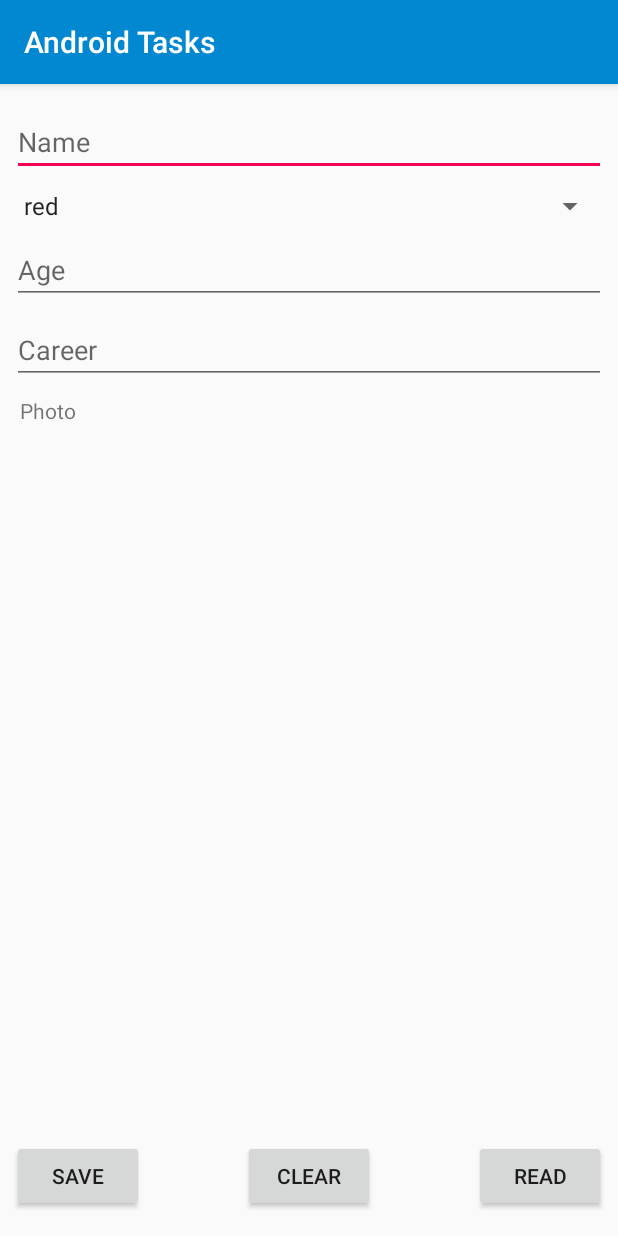
After one commit to IolemanI/AndroidTasks, an Android app: the Task7Activity screen opened directly, with no data from a screen before it, on a phone screen of 412 x 824 dp. The commit adds this screen. Run offline under Robolectric (Android 15) with nearby library versions, the phone set to English and light mode, and no system bars.

Commit message:
Implemented the TASK7 - work with database. Writing of cats in and reading them to console.

```diff
--- a/app/build.gradle
+++ b/app/build.gradle
@@ -47,4 +47,5 @@
 
 
 
+
 apply plugin: 'com.google.gms.google-services'
--- /dev/null
+++ b/app/src/main/java/com/oleman/androidtasks/DBHelper.java
@@ -0,0 +1,53 @@
+package com.oleman.androidtasks;
+
+
+import android.content.Context;
+import android.database.sqlite.SQLiteDatabase;
+import android.database.sqlite.SQLiteOpenHelper;
+
+public class DBHelper extends SQLiteOpenHelper{
+
+    public static final int DATABASE_VERSION = 1;
+    public static final String DATABASE_NAME = "catsDb";
+    public static final String TABLE_CATS = "cats";
+
+    public static final String KEY_ID = "_id";
+    public static final String KEY_NAME = "name";
+    public static final String KEY_COLOR = "color";
+    public static final String KEY_AGE = "age";
+    public static final String KEY_CAREER = "career";
+
+
+    public DBHelper(Context context) {
+        super(context, DATABASE_NAME, null, DATABASE_VERSION);
+    }
+
+    /**
+     * onCreate - метод, который будет вызван, если БД, к которой мы хотим подключиться – не существует
+     * @param sqLiteDatabase
+     */
+    @Override
+    public void onCreate(SQLiteDatabase sqLiteDatabase) {
+        sqLiteDatabase.execSQL("create table " +TABLE_CATS+ "("
+                +KEY_ID+" integer primary key,"
+                +KEY_NAME+" text,"
+                +KEY_AGE+" INT,"
+                +KEY_COLOR+" text,"
+                +KEY_CAREER+" text"
+                + ")");
+
+    }
+
+    /**
+     * onUpgrade - будет вызван в случае, если мы пытаемся подключиться к БД более новой версии, чем существующая
+     * @param sqLiteDatabase
+     * @param i
+     * @param i1
+     */
+    @Override
+    public void onUpgrade(SQLiteDatabase sqLiteDatabase, int i, int i1) {
+        sqLiteDatabase.execSQL("drop table if exists "+ TABLE_CATS);
+
+        onCreate(sqLiteDatabase);
+    }
+}
--- /dev/null
+++ b/app/src/main/java/com/oleman/androidtasks/tasks/Task7Activity.java
@@ -0,0 +1,136 @@
+package com.oleman.androidtasks.tasks;
+
+import android.content.ContentValues;
+import android.database.Cursor;
+import android.database.sqlite.SQLiteDatabase;
+import android.support.v7.app.AppCompatActivity;
+import android.os.Bundle;
+import android.util.Log;
+import android.view.View;
+import android.widget.AdapterView;
+import android.widget.ArrayAdapter;
+import android.widget.Button;
+import android.widget.EditText;
+import android.widget.Spinner;
+import android.widget.Toast;
+
+import com.oleman.androidtasks.DBHelper;
+import com.oleman.androidtasks.R;
+
+import static com.oleman.androidtasks.MainActivity.LOG_TAG;
+
+public class Task7Activity extends AppCompatActivity implements View.OnClickListener{
+
+    private final String[] COLORS = {"red", "black", "white", "gray"};
+
+    private String colorTxt;
+
+    private EditText nameText;
+    private EditText ageText;
+    private EditText careerText;
+    private Spinner colorSpin;
+    private Button saveBtn;
+    private Button readBtn;
+    private Button clearBtn;
+
+    private DBHelper dbHelper;
+
+    @Override
+    protected void onCreate(Bundle savedInstanceState) {
+        super.onCreate(savedInstanceState);
+        setContentView(R.layout.activity_task7);
+
+        nameText = (EditText) findViewById(R.id.name_t7);
+        ageText = (EditText) findViewById(R.id.age_t7);
+        careerText = (EditText) findViewById(R.id.career_t7);
+        colorSpin = (Spinner) findViewById(R.id.color_t7);
+
+        saveBtn = (Button) findViewById(R.id.save_t7);
+        readBtn = (Button) findViewById(R.id.read_t7);
+        clearBtn = (Button) findViewById(R.id.clear_t7);
+
+        saveBtn.setOnClickListener(this);
+        readBtn.setOnClickListener(this);
+        clearBtn.setOnClickListener(this);
+
+        ArrayAdapter<String> spinAdapter = new ArrayAdapter<String>(this, android.R.layout.simple_spinner_item, COLORS);
+        spinAdapter.setDropDownViewResource(android.R.layout.simple_spinner_dropdown_item);
+
+        colorSpin.setAdapter(spinAdapter);
+        colorSpin.setPrompt("Color");
+
+        // устанавливаем обработчик нажатия
+        colorSpin.setOnItemSelectedListener(new AdapterView.OnItemSelectedListener() {
+            @Override
+            public void onItemSelected(AdapterView<?> parent, View view,
+                                       int position, long id) {
+                switch (position){
+                    case 0:
+                        colorTxt = "red";
+                        break;
+                    case 1:
+                        colorTxt = "black";
+                        break;
+                    case 2:
+                        colorTxt = "white";
+                        break;
+                    case 3:
+                        colorTxt = "gray";
+                        break;
+                }
+            }
+            @Override
+            public void onNothingSelected(AdapterView<?> arg0) {
+            }
+        });
+
+        dbHelper = new DBHelper(this);
+    }
+
+    @Override
+    public void onClick(View view) {
+
+        SQLiteDatabase db = dbHelper.getWritableDatabase();
+
+        ContentValues contentValues = new ContentValues();
+
+        switch (view.getId()){
+            case R.id.save_t7:
+                contentValues.put(DBHelper.KEY_NAME, nameText.getText().toString());
+                contentValues.put(DBHelper.KEY_AGE, ageText.getText().toString());
+                contentValues.put(DBHelper.KEY_COLOR, colorTxt);
+                contentValues.put(DBHelper.KEY_CAREER, careerText.getText().toString());
+
+                db.insert(DBHelper.TABLE_CATS, null, contentValues);
+                break;
+            case R.id.read_t7:
+                Cursor cursor = db.query(DBHelper.TABLE_CATS, null, null, null, null, null, null);
+
+                if (cursor.moveToFirst()){
+                    int idIndex = cursor.getColumnIndex(DBHelper.KEY_ID);
+                    int nameIndex = cursor.getColumnIndex(DBHelper.KEY_NAME);
+                    int ageIndex = cursor.getColumnIndex(DBHelper.KEY_AGE);
+                    int colorIndex = cursor.getColumnIndex(DBHelper.KEY_COLOR);
+                    int careerIndex = cursor.getColumnIndex(DBHelper.KEY_CAREER);
+                        do{
+                            Log.d(LOG_TAG, "ID = "+cursor.getInt(idIndex)
+                                    +", NAME = "+cursor.getString(nameIndex)
+                                    +", AGE = "+cursor.getString(ageIndex)
+                                    +", COLOR = "+cursor.getString(colorIndex)
+                                    +", CAREER = "+cursor.getString(careerIndex)
+                            );
+                        }while (cursor.moveToNext());
+
+                }else
+                    Log.d(LOG_TAG, "0 rows");
+
+                cursor.close();
+                break;
+            case R.id.clear_t7:
+                db.delete(DBHelper.TABLE_CATS, null, null);
+                break;
+        }
+        dbHelper.close();
+    }
+
+}
--- /dev/null
+++ b/app/src/main/res/layout/activity_task7.xml
@@ -0,0 +1,85 @@
+<?xml version="1.0" encoding="utf-8"?>
+<RelativeLayout xmlns:android="http://schemas.android.com/apk/res/android"
+    xmlns:tools="http://schemas.android.com/tools"
+    android:layout_width="match_parent"
+    android:layout_height="match_parent"
+    tools:context="com.oleman.androidtasks.tasks.Task7Activity">
+
+    <LinearLayout
+        android:layout_width="match_parent"
+        android:layout_height="wrap_content"
+        android:layout_marginEnd="8dp"
+        android:layout_marginStart="8dp"
+        android:layout_marginTop="16dp"
+        android:orientation="vertical"
+        android:id="@+id/linearLayout">
+
+        <EditText
+            android:id="@+id/name_t7"
+            android:layout_width="match_parent"
+            android:layout_height="wrap_content"
+            android:ems="10"
+            android:hint="Name"
+            android:inputType="textPersonName" />
+
+        <Spinner
+            android:id="@+id/color_t7"
+            android:layout_width="match_parent"
+            android:layout_height="wrap_content"
+            android:layout_marginTop="8dp" />
+
+        <EditText
+            android:id="@+id/age_t7"
+            android:layout_width="match_parent"
+            android:layout_height="wrap_content"
+            android:layout_marginTop="8dp"
+            android:ems="10"
+            android:hint="Age"
+            android:inputType="number" />
+
+        <EditText
+            android:id="@+id/career_t7"
+            android:layout_width="match_parent"
+            android:layout_height="wrap_content"
+            android:layout_marginTop="8dp"
+            android:ems="10"
+            android:hint="Career"
+            android:inputType="textPersonName" />
+
+        <TextView
+            android:id="@+id/textView5"
+            android:layout_width="match_parent"
+            android:layout_height="wrap_content"
+            android:layout_marginTop="8dp"
+            android:paddingStart="5dp"
+            android:text="Photo" />
+
+    </LinearLayout>
+
+    <Button
+        android:id="@+id/save_t7"
+        android:layout_width="wrap_content"
+        android:layout_height="wrap_content"
+        android:layout_alignParentBottom="true"
+        android:layout_alignStart="@+id/linearLayout"
+        android:layout_marginBottom="16dp"
+        android:text="Save" />
+
+    <Button
+        android:id="@+id/clear_t7"
+        android:layout_width="wrap_content"
+        android:layout_height="wrap_content"
+        android:layout_alignBaseline="@+id/read_t7"
+        android:layout_alignBottom="@+id/read_t7"
+        android:layout_centerHorizontal="true"
+        android:text="Clear" />
+
+    <Button
+        android:id="@+id/read_t7"
+        android:layout_width="wrap_content"
+        android:layout_height="wrap_content"
+        android:layout_alignEnd="@+id/linearLayout"
+        android:layout_alignParentBottom="true"
+        android:layout_marginBottom="16dp"
+        android:text="Read" />
+</RelativeLayout>
```
Also changed, not shown: app/src/main/AndroidManifest.xml (+13 -16 lines), app/src/main/java/com/oleman/androidtasks/MainActivity.java (+37 -10 lines), app/src/main/java/com/oleman/androidtasks/Settings/RenameTasksActivity.java (+17 -14 lines), app/src/main/res/layout/activity_rename_tasks.xml (+15 -6 lines), app/src/main/res/layout/content_main.xml (+15 -1 lines), app/src/main/res/values/strings.xml (+1 -6 lines).
